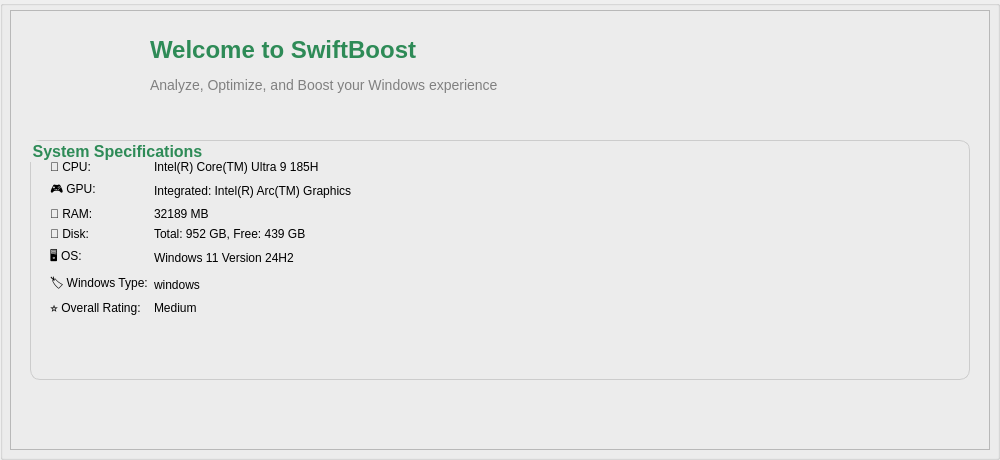
Qt form mainmenu.ui (alexhebri/SwiftBoost) before a commit.
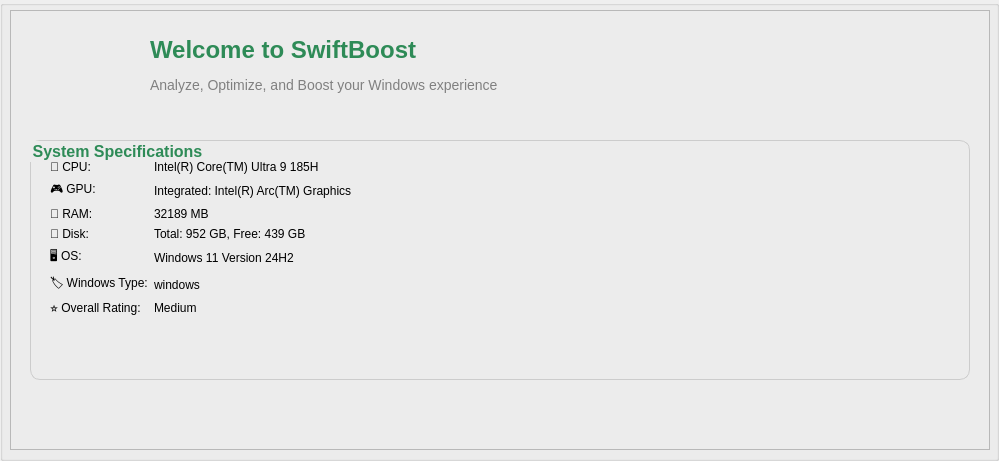
The same form after that commit. Icons and pictures are not drawn.

The edit to the form file:
```diff
--- a/mainmenu.ui
+++ b/mainmenu.ui
@@ -6,8 +6,8 @@
    <rect>
     <x>0</x>
     <y>0</y>
-    <width>1000</width>
-    <height>460</height>
+    <width>999</width>
+    <height>461</height>
    </rect>
   </property>
   <property name="windowTitle">
```
Left out of the diff: 25 changed lines with no effect on the pictures.
